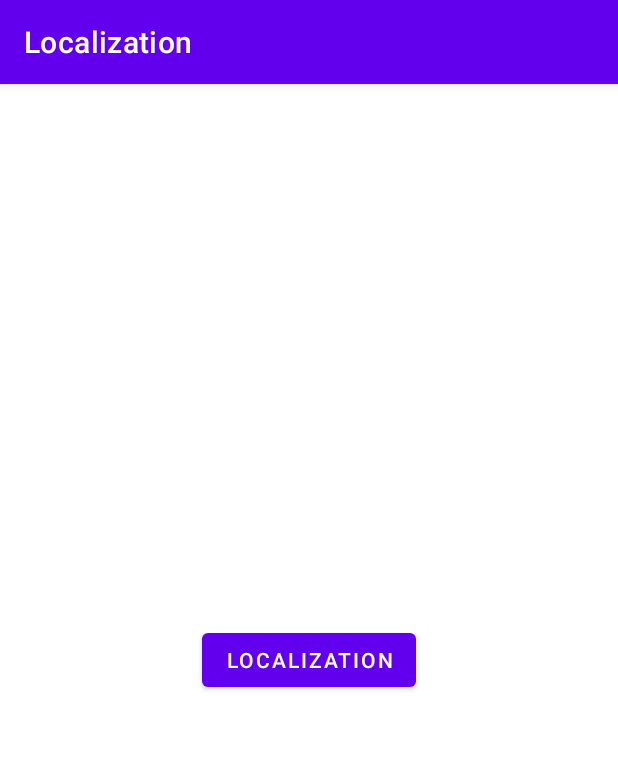
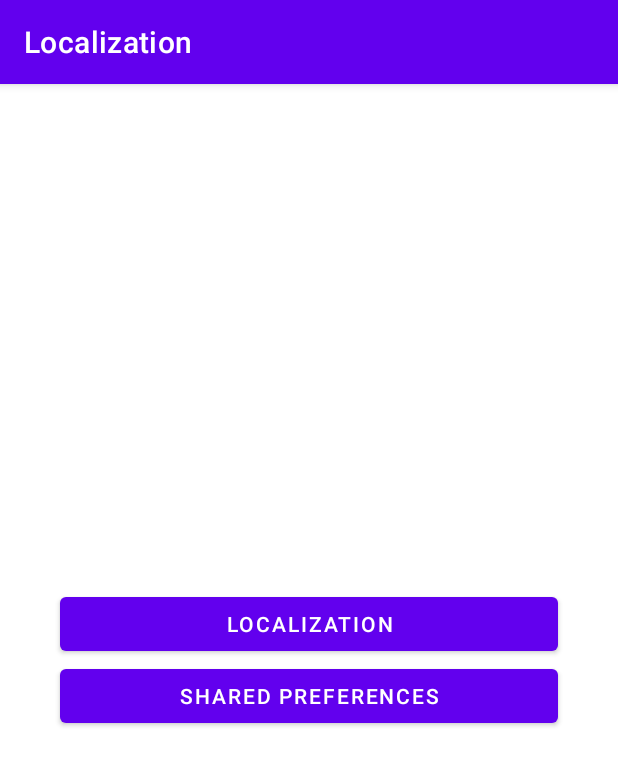
Before and after one commit to MrUchqun/AndroidLocalization, an Android app: the screen it shows after launch (MainActivity), on a phone screen of 412 x 824 dp. Shown: the top 766 px of the screen. Run offline under Robolectric (Android 15) with nearby library versions, the phone set to English and light mode, and no system bars; our stand-ins replace Timber; libraries missing offline, so code that uses them is left out: com.orhanobut.logger; 3 statements that could not run were skipped.

Commit message:
it is working :)

```diff
--- a/app/src/main/java/com/example/androidlocalization/activity/MainActivity.kt
+++ b/app/src/main/java/com/example/androidlocalization/activity/MainActivity.kt
@@ -19,9 +19,13 @@ class MainActivity : AppCompatActivity() {
 
     private fun initViews() {
         val btnHome: Button = findViewById(R.id.btn_home)
-        btnHome.text = getString(R.string.app_name)
         btnHome.setOnClickListener {
             callLanguageActivity()
+        }
+
+        val btnSharedPrefs: Button = findViewById(R.id.btn_sharedPrefs)
+        btnSharedPrefs.setOnClickListener {
+            callSharedPreferencesActivity()
         }
     }
 
--- a/app/src/main/java/com/example/androidlocalization/activity/SharedPreferencesActivity.kt
+++ b/app/src/main/java/com/example/androidlocalization/activity/SharedPreferencesActivity.kt
@@ -22,8 +22,7 @@ class SharedPreferencesActivity : AppCompatActivity() {
         btnSave.setOnClickListener {
             val email = etEmail.text.toString()
             val prefs = PrefsManager.getInstance(this)
-            prefs!!.saveData("email", email)
-//            Timber.d(prefs!!.getData("email"))
+            prefs!!.saveDataString("email", email)
         }
     }
 
--- a/app/src/main/java/com/example/androidlocalization/managers/PrefsManager.kt
+++ b/app/src/main/java/com/example/androidlocalization/managers/PrefsManager.kt
@@ -17,7 +17,7 @@ class PrefsManager(context: Context) {
         }
     }
 
-    fun saveData(key: String?, value: String?) {
+    fun saveDataString(key: String?, value: String?) {
         val prefsEditor = sharedPreferences!!.edit()
         prefsEditor.putString(key, value)
         prefsEditor.apply()
--- a/app/src/main/res/layout/activity_main.xml
+++ b/app/src/main/res/layout/activity_main.xml
@@ -10,8 +10,16 @@
 
     <Button
         android:id="@+id/btn_home"
-        android:layout_width="wrap_content"
+        android:layout_width="match_parent"
         android:layout_height="wrap_content"
+        android:layout_marginHorizontal="40dp"
         android:text="@string/app_name" />
 
+    <Button
+        android:id="@+id/btn_sharedPrefs"
+        android:layout_width="match_parent"
+        android:layout_height="wrap_content"
+        android:layout_marginHorizontal="40dp"
+        android:text="@string/shared_preferences" />
+
 </LinearLayout>
--- a/app/src/main/res/values/strings.xml
+++ b/app/src/main/res/values/strings.xml
@@ -3,6 +3,7 @@
     <string name="lan_english">English</string>
     <string name="lan_russian">Russian</string>
     <string name="lan_uzbek">Uzbek</string>
+    <string name="shared_preferences">Shared Preferences</string>
 
     <plurals name="my_cats">
         <item quantity="one">I have %s cat</item>
```
